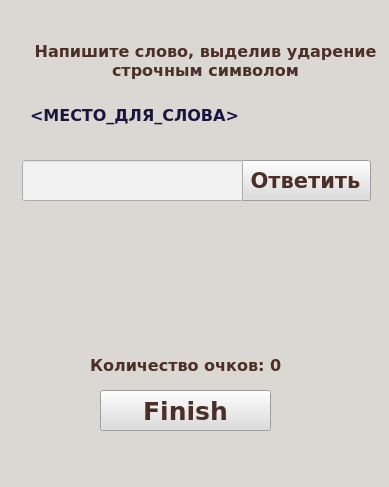
Qt form ChallengeSessionUI.ui (Kirlevi/RusProjectStress) before a commit.
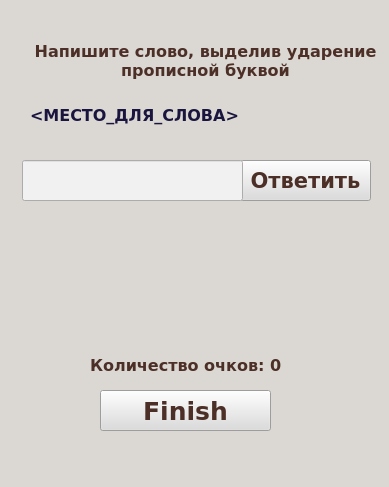
The same form after that commit. Icons and pictures are not drawn.

What changed in the file:
```diff
--- a/ChallengeSessionUI.ui
+++ b/ChallengeSessionUI.ui
@@ -63,7 +63,7 @@
      <string notr="true">color: rgb(76, 47, 39);</string>
     </property>
     <property name="text">
-     <string>Напишите слово, выделив ударение строчным символом</string>
+     <string>Напишите слово, выделив ударение прописной буквой</string>
     </property>
     <property name="alignment">
      <set>Qt::AlignCenter</set>
@@ -180,7 +180,7 @@
      <rect>
       <x>90</x>
       <y>350</y>
-      <width>191</width>
+      <width>261</width>
       <height>31</height>
      </rect>
     </property>
```
